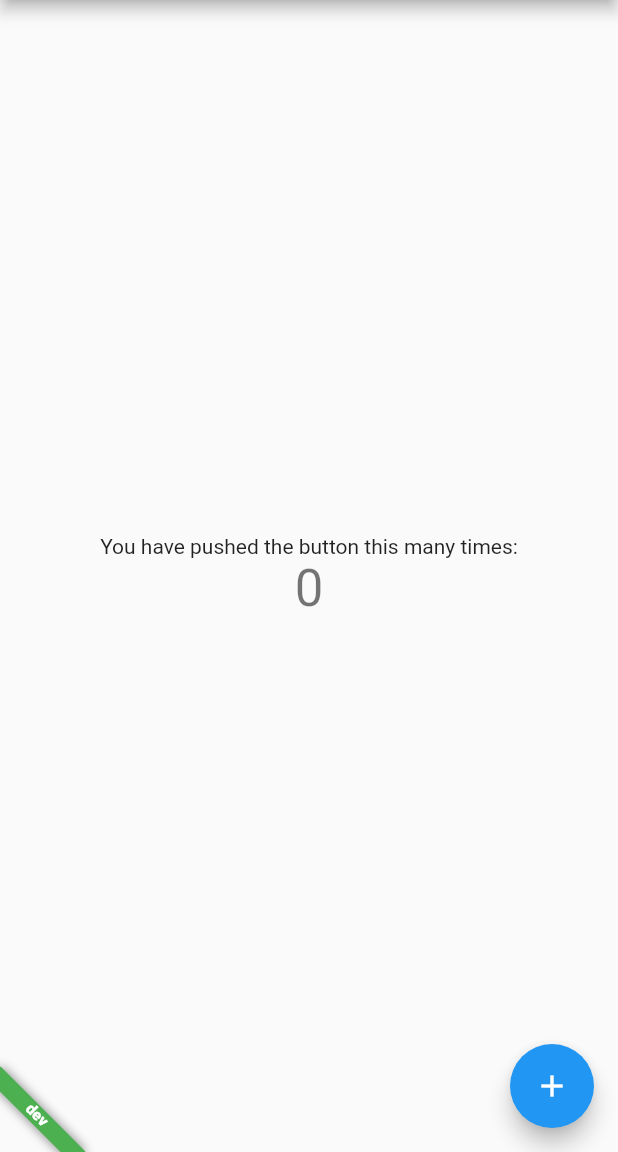
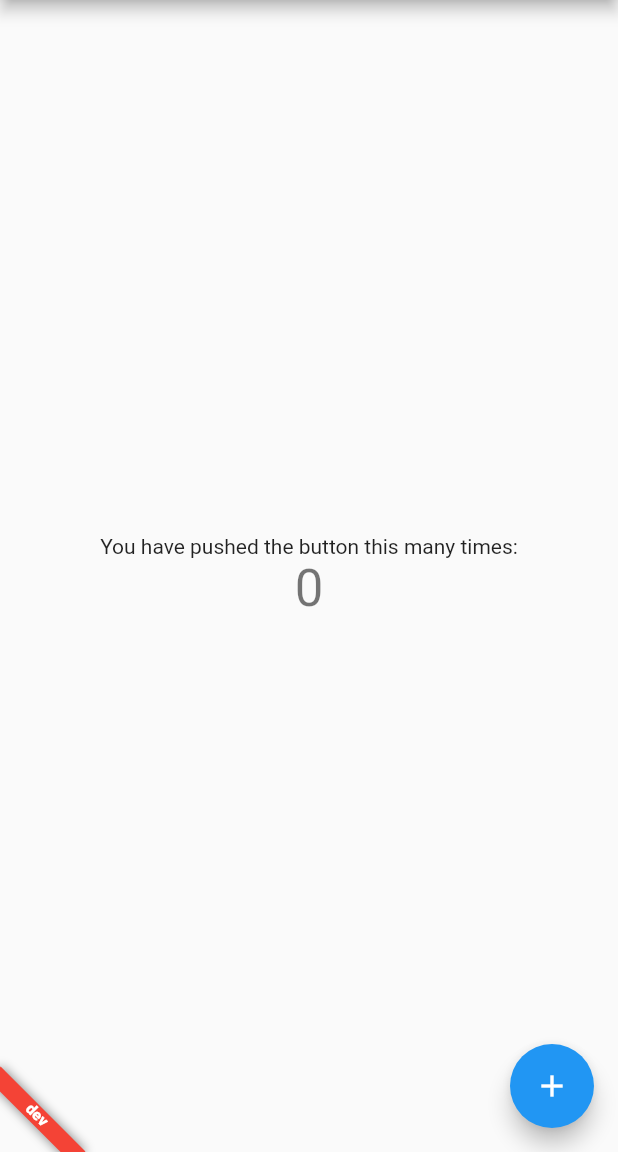
Before and after one commit to timvanginderen/demo, a Flutter app: the screen it shows after launch, on a phone screen of 412 x 824 dp, the part 84-1236 px from its top. Run offline on Flutter 3.47's test engine with Material 2 defaults, Android fonts, the phone set to English and light mode, and no system bars; our stand-ins replace flutter_riverpod, get_it, injectable; missing offline and left inert: f_logs.

Commit message:
Add theme colors

```diff
--- /dev/null
+++ b/lib/core/presentation/theme/app_colors.dart
@@ -0,0 +1,5 @@
+import 'package:flutter/material.dart';
+
+class AppColors {
+  Color get flavorBanner => Colors.red;
+}
--- /dev/null
+++ b/lib/core/presentation/theme/theme_build_context_extension.dart
@@ -0,0 +1,6 @@
+import 'package:demo/core/presentation/theme/app_colors.dart';
+import 'package:flutter/material.dart';
+
+extension ThemeBuildContextExt on BuildContext {
+  AppColors get colors => AppColors();
+}
--- a/lib/main.dart
+++ b/lib/main.dart
@@ -1,6 +1,7 @@
 import 'package:demo/core/data/config/app_config.dart';
 import 'package:demo/core/data/config/log_config.dart';
 import 'package:demo/core/di/di.dart';
+import 'package:demo/core/presentation/theme/theme_build_context_extension.dart';
 import 'package:demo/core/presentation/widgets/flavor_banner_widget.dart';
 import 'package:demo/core/utils/logger.dart';
 import 'package:demo/screens/app/app_view_model.dart';
@@ -32,9 +33,9 @@ class MyApp extends StatelessWidget {
           theme: ThemeData(
             primarySwatch: Colors.blue,
           ),
-          home: const FlavorBanner(
-            bannerColor: Colors.green,
-            child: MyHomePage(title: 'Flutter Demo Home Page'),
+          home: FlavorBanner(
+            bannerColor: context.colors.flavorBanner,
+            child: const MyHomePage(title: 'Flutter Demo Home Page'),
           ),
         );
       }),
```
